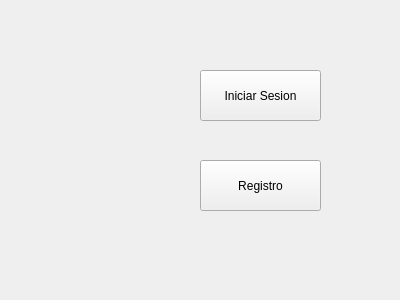
Above: PROYECTO_FINAL/BioHazard/principal.ui from sebas156/ProyectosSalvarMateria before the change. Below: the same form after it.
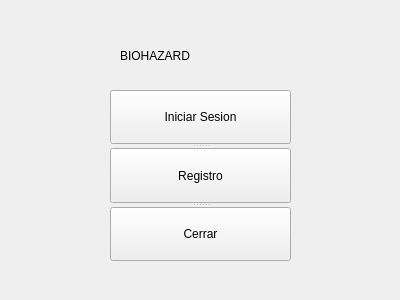
That is the form after the change.

```diff
--- a/PROYECTO_FINAL/BioHazard/principal.ui
+++ b/PROYECTO_FINAL/BioHazard/principal.ui
@@ -13,31 +13,46 @@
   <property name="windowTitle">
    <string>Form</string>
   </property>
-  <widget class="QPushButton" name="sesion">
+  <widget class="QLabel" name="label">
    <property name="geometry">
     <rect>
-     <x>200</x>
-     <y>70</y>
-     <width>121</width>
+     <x>120</x>
+     <y>30</y>
+     <width>151</width>
      <height>51</height>
     </rect>
    </property>
    <property name="text">
-    <string>Iniciar Sesion</string>
+    <string>BIOHAZARD</string>
    </property>
   </widget>
-  <widget class="QPushButton" name="pushButton_2">
+  <widget class="QSplitter" name="splitter">
    <property name="geometry">
     <rect>
-     <x>200</x>
-     <y>160</y>
-     <width>121</width>
-     <height>51</height>
+     <x>110</x>
+     <y>90</y>
+     <width>181</width>
+     <height>171</height>
     </rect>
    </property>
-   <property name="text">
-    <string>Registro</string>
+   <property name="orientation">
+    <enum>Qt::Vertical</enum>
    </property>
+   <widget class="QPushButton" name="sesion">
+    <property name="text">
+     <string>Iniciar Sesion</string>
+    </property>
+   </widget>
+   <widget class="QPushButton" name="pushButton_2">
+    <property name="text">
+     <string>Registro</string>
+    </property>
+   </widget>
+   <widget class="QPushButton" name="Cerrar">
+    <property name="text">
+     <string>Cerrar</string>
+    </property>
+   </widget>
   </widget>
  </widget>
  <resources/>
```
